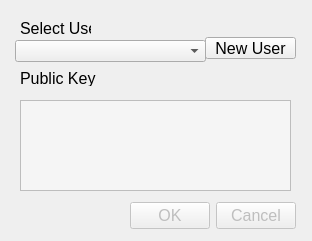
The window that src/logindialog.ui (decentralised-project/decentralised_ui) describes before a commit, drawn with Qt 5.
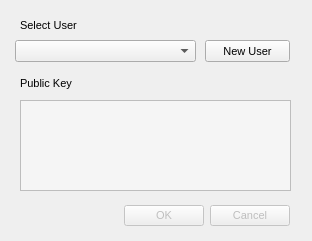
The same window after the commit.

The edit to the form file:
```diff
--- a/src/logindialog.ui
+++ b/src/logindialog.ui
@@ -50,17 +50,11 @@
       <property name="geometry">
        <rect>
         <x>20</x>
-        <y>20</y>
+        <y>17</y>
         <width>71</width>
         <height>16</height>
        </rect>
       </property>
-      <property name="font">
-       <font>
-        <family>Microsoft Sans Serif</family>
-        <pointsize>12</pointsize>
-       </font>
-      </property>
       <property name="text">
        <string>Select User</string>
       </property>
@@ -69,17 +63,11 @@
       <property name="geometry">
        <rect>
         <x>20</x>
-        <y>70</y>
+        <y>75</y>
         <width>111</width>
         <height>16</height>
        </rect>
       </property>
-      <property name="font">
-       <font>
-        <family>Microsoft Sans Serif</family>
-        <pointsize>12</pointsize>
-       </font>
-      </property>
       <property name="text">
        <string>Public Key</string>
       </property>
@@ -112,17 +100,11 @@
       <property name="geometry">
        <rect>
         <x>205</x>
-        <y>37</y>
-        <width>91</width>
+        <y>40</y>
+        <width>85</width>
         <height>22</height>
        </rect>
       </property>
-      <property name="font">
-       <font>
-        <family>Microsoft Sans Serif</family>
-        <pointsize>12</pointsize>
-       </font>
-      </property>
       <property name="text">
        <string>New User</string>
       </property>
@@ -135,16 +117,10 @@
        <rect>
         <x>35</x>
         <y>200</y>
-        <width>261</width>
+        <width>255</width>
         <height>32</height>
        </rect>
       </property>
-      <property name="font">
-       <font>
-        <family>Microsoft Sans Serif</family>
-        <pointsize>12</pointsize>
-       </font>
-      </property>
       <property name="orientation">
        <enum>Qt::Horizontal</enum>
       </property>
@@ -157,7 +133,7 @@
        <rect>
         <x>15</x>
         <y>40</y>
-        <width>191</width>
+        <width>181</width>
         <height>22</height>
        </rect>
       </property>
```
Left out of the diff: 6 changed lines with no effect on the pictures.
